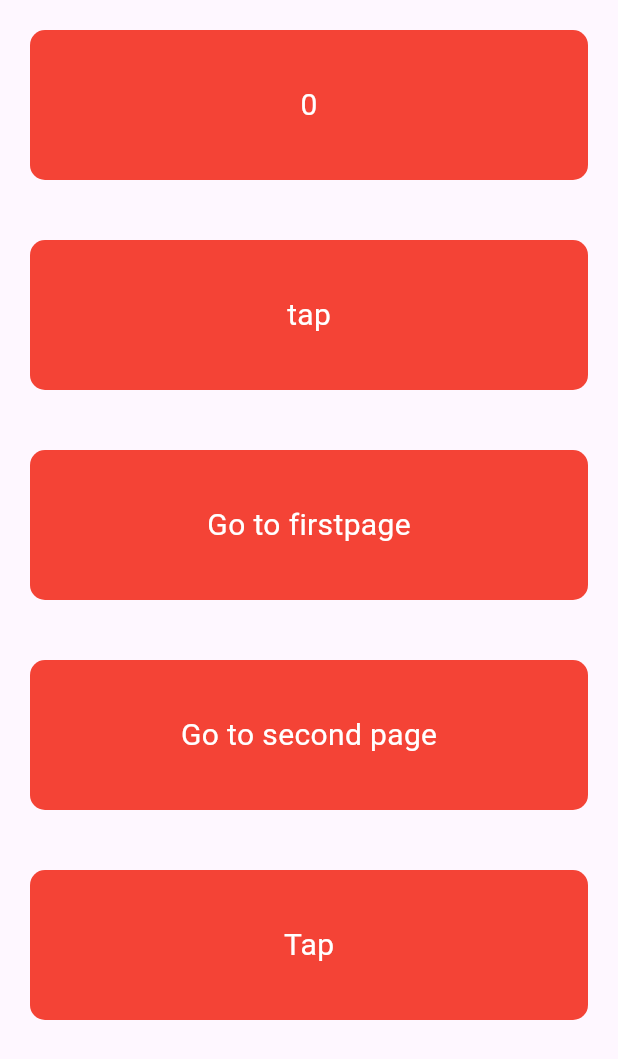
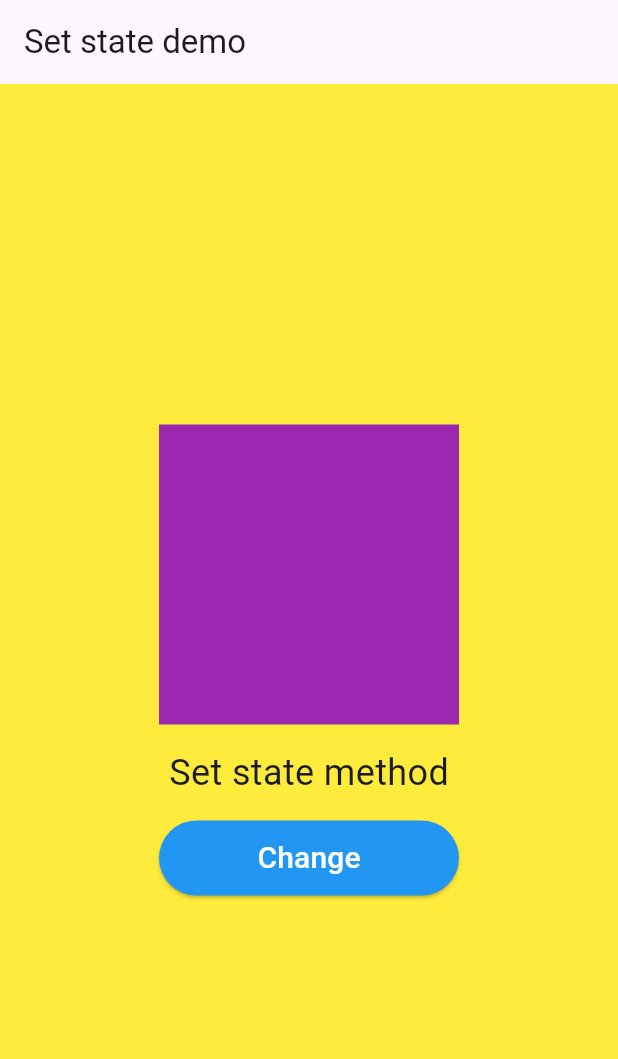
Before and after one commit to keertip775/first_week_challenge, a Flutter app: the screen it shows after launch, on a phone screen of 412 x 824 dp. Shown: the top 1059 px of the screen. Run offline on Flutter 3.47's test engine with Material 2 defaults, Android fonts, the phone set to English and light mode, and no system bars; our stand-ins replace device_preview, get.

Commit message:
worked on setstate method

```diff
--- a/lib/main.dart
+++ b/lib/main.dart
@@ -1,10 +1,11 @@
 import 'package:device_preview/device_preview.dart';
 import 'package:first_week_challenge/helper/init_dep.dart';
+import 'package:first_week_challenge/state.page.dart';
 // import 'package:first_week_challenge/helper/init_controllers.dart';
 import 'package:flutter/material.dart';
 import 'package:get/get.dart';
 
-import 'my_home_page.dart';
+// import 'my_home_page.dart';
 
 void main() {
   // WidgetsFlutterBinding.ensureInitialized();
@@ -22,6 +23,7 @@ class MyApp extends StatelessWidget {
   @override
   Widget build(BuildContext context) {
     return GetMaterialApp(
+      debugShowCheckedModeBanner: false,
       initialBinding: InitDep(),
       title: 'Flutter Demo',
       theme: ThemeData(
@@ -43,7 +45,7 @@ class MyApp extends StatelessWidget {
         colorScheme: ColorScheme.fromSeed(seedColor: Colors.deepPurple),
         useMaterial3: true,
       ),
-      home: MyHomePage(),
+      home: StatePage(),
     );
   }
 }
--- /dev/null
+++ b/lib/state.page.dart
@@ -0,0 +1,72 @@
+import 'package:flutter/material.dart';
+
+class StatePage extends StatefulWidget {
+  const StatePage({super.key});
+
+  @override
+  State<StatePage> createState() => _StatePageState();
+}
+
+class _StatePageState extends State<StatePage> {
+  var label = "Set state method";
+  var col = Colors.purple;
+  @override
+  Widget build(BuildContext context) {
+    // print("hi");
+
+    /// This is a stateful widget to demonstrate the usage of setState method.
+    ///
+    /// It displays a yellow background with a column of widgets in the center.
+    /// The column includes a colored box, a text label and an elevated button.
+    ///
+    /// The initial label is "Set state method" and the initial color is purple.
+    /// When the button is pressed, the label is changed to "Usage of set state"
+    /// and the color is changed to green.
+
+    return Scaffold(
+      appBar: AppBar(
+        title: Text("Set state demo"),
+      ),
+      body: Container(
+        height: double.infinity,
+        width: double.infinity,
+        color: Colors.yellow,
+        child: Column(
+          mainAxisAlignment: MainAxisAlignment.center,
+          children: [
+            Container(
+              height: 200,
+              width: 200,
+              color: col,
+            ),
+            SizedBox(
+              height: 15,
+            ),
+            Text(
+              label,
+              style: TextStyle(
+                fontSize: 24,
+              ),
+            ),
+            SizedBox(
+              height: 15,
+            ),
+            ElevatedButton(
+              onPressed: () {
+                label = "Usage of set state";
+                col = Colors.green;
+                setState(() {});
+              },
+              child: Text(
+                "Change",
+                style: TextStyle(color: Colors.white, fontSize: 20),
+              ),
+              style: ElevatedButton.styleFrom(
+                  backgroundColor: Colors.blue, minimumSize: Size(200, 50)),
+            ),
+          ],
+        ),
+      ),
+    );
+  }
+}
```
